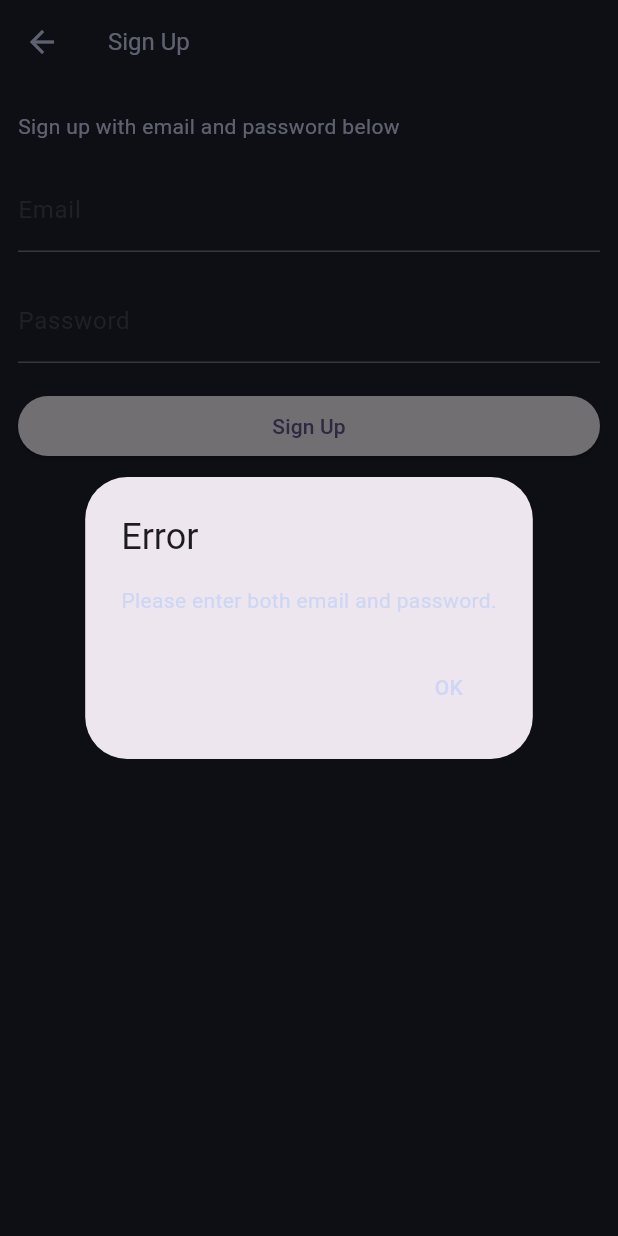
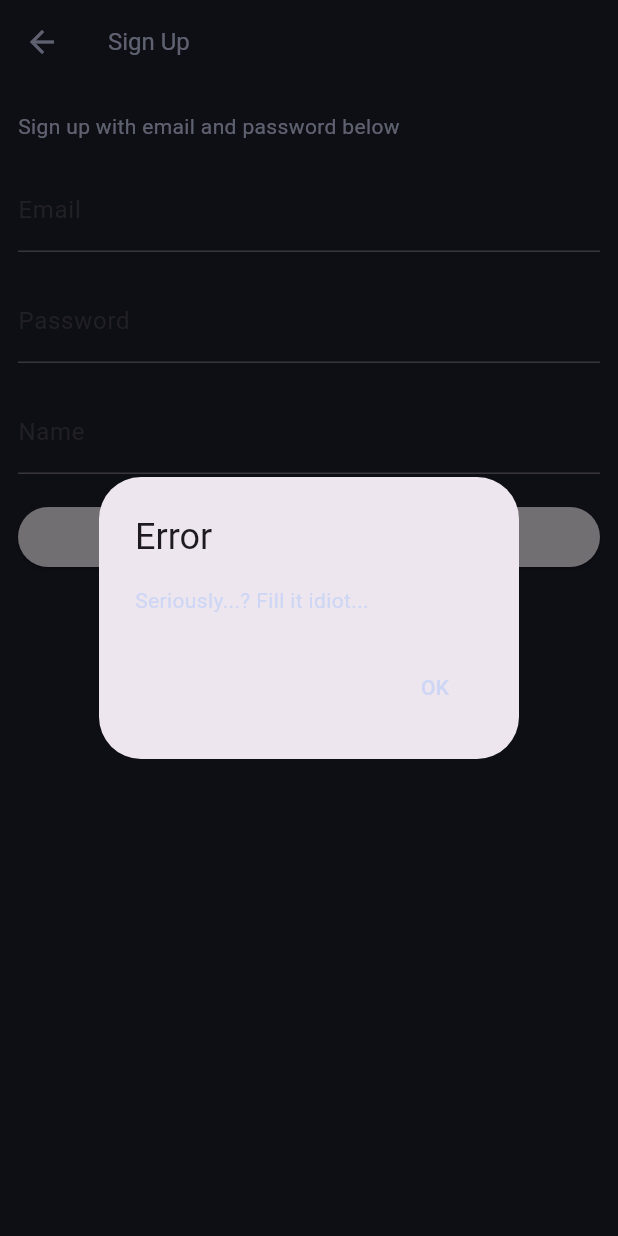
Before and after one commit to shaaanuu/endernote-flutter, a Flutter app: the ScreenSignUp screen opened by its route, after a tap on "Sign Up", on a phone screen of 412 x 824 dp. Run offline on Flutter 3.47's test engine with Material 3 defaults, Android fonts, the phone set to English and light mode, and no system bars; our stand-ins replace equatable, flutter_bloc, flutter_markdown, flutter_secure_storage, flutter_slidable, flutter_svg and 2 more; missing offline and left inert: ficonsax; accounts and stored records are empty; generated files the repository leaves out were written again.

Commit message:
add: user name

```diff
--- a/lib/presentation/screens/auth/screen_signup.dart
+++ b/lib/presentation/screens/auth/screen_signup.dart
@@ -10,6 +10,7 @@ class ScreenSignUp extends StatelessWidget {
 
   final _emailController = TextEditingController();
   final _passwordController = TextEditingController();
+  final _usernameController = TextEditingController();
   final FirebaseAuthService _authService = FirebaseAuthService();
   final FlutterSecureStorage _secureStorage = const FlutterSecureStorage();
 
@@ -35,21 +36,27 @@ class ScreenSignUp extends StatelessWidget {
               obscureText: true,
             ),
             const SizedBox(height: 18),
+            TextFormField(
+              controller: _usernameController,
+              decoration: const InputDecoration(labelText: 'Name'),
+            ),
+            const SizedBox(height: 18),
             ElevatedButton(
               onPressed: () async {
                 final email = _emailController.text;
                 final password = _passwordController.text;
+                final name = _usernameController.text;
 
-                if (email.isEmpty || password.isEmpty) {
+                if (email.isEmpty || password.isEmpty || name.isEmpty) {
                   _showErrorDialog(
                     context,
-                    "Please enter both email and password.",
+                    "Seriously...? Fill it idiot...",
                   );
                   return;
                 }
 
                 try {
-                  await _authService.signUp(email, password);
+                  await _authService.signUp(email, password, name);
 
                   final userData = await _authService.signIn(email, password);
 
```
Also changed, not shown: lib/presentation/widgets/drawer.dart (+2 -9 lines), lib/services/firebase_auth_service.dart (+10 -1 lines).
